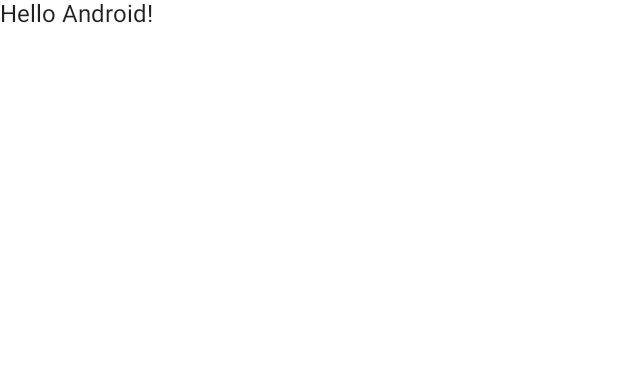
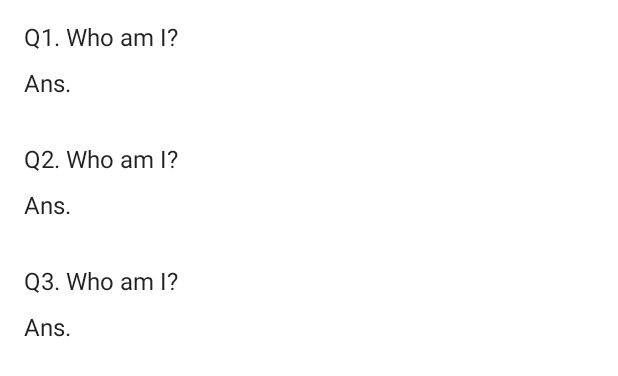
Before and after one commit to kuwabara-hirokazu/CharacterQuoteQuiz, an Android app built with Jetpack Compose: the @Preview function DefaultPreview, on a phone screen of 412 x 824 dp. Shown: the top 376 px of the screen. Run offline under Robolectric (Android 15) with nearby library versions, the phone set to English and light mode, and no system bars.

Commit message:
クイズ一覧画面を仮作成

```diff
--- /dev/null
+++ b/app/src/main/java/com/example/characterquotequiz/data/Quiz.kt
@@ -0,0 +1,6 @@
+package com.example.characterquotequiz.data
+
+data class Quiz(
+    val question: String,
+    val answer: String
+)
--- a/app/src/main/java/com/example/characterquotequiz/MainActivity.kt
+++ b/app/src/main/java/com/example/characterquotequiz/ui/MainActivity.kt
@@ -1,43 +1,40 @@
-package com.example.characterquotequiz
+package com.example.characterquotequiz.ui
 
 import android.os.Bundle
 import androidx.activity.ComponentActivity
 import androidx.activity.compose.setContent
+import androidx.activity.viewModels
 import androidx.compose.foundation.layout.fillMaxSize
 import androidx.compose.material.MaterialTheme
 import androidx.compose.material.Surface
-import androidx.compose.material.Text
 import androidx.compose.runtime.Composable
 import androidx.compose.ui.Modifier
 import androidx.compose.ui.tooling.preview.Preview
 import com.example.characterquotequiz.ui.theme.CharacterQuoteQuizTheme
 
 class MainActivity : ComponentActivity() {
+
+    private val viewModel by viewModels<QuizViewModel>()
+
     override fun onCreate(savedInstanceState: Bundle?) {
         super.onCreate(savedInstanceState)
         setContent {
             CharacterQuoteQuizTheme {
-                // A surface container using the 'background' color from the theme
                 Surface(
                     modifier = Modifier.fillMaxSize(),
                     color = MaterialTheme.colors.background
                 ) {
-                    Greeting("Android")
+                    QuizListScreen(viewModel)
                 }
             }
         }
     }
 }
 
-@Composable
-fun Greeting(name: String) {
-    Text(text = "Hello $name!")
-}
-
 @Preview(showBackground = true)
 @Composable
 fun DefaultPreview() {
     CharacterQuoteQuizTheme {
-        Greeting("Android")
+        QuizListScreen(QuizViewModel())
     }
 }
--- /dev/null
+++ b/app/src/main/java/com/example/characterquotequiz/ui/QuizScreen.kt
@@ -0,0 +1,67 @@
+package com.example.characterquotequiz.ui
+
+import androidx.compose.animation.animateColorAsState
+import androidx.compose.animation.animateContentSize
+import androidx.compose.foundation.clickable
+import androidx.compose.foundation.layout.*
+import androidx.compose.foundation.lazy.LazyColumn
+import androidx.compose.material.MaterialTheme
+import androidx.compose.material.Surface
+import androidx.compose.material.Text
+import androidx.compose.runtime.*
+import androidx.compose.ui.Modifier
+import androidx.compose.ui.tooling.preview.Preview
+import androidx.compose.ui.unit.dp
+import com.example.characterquotequiz.data.Quiz
+import com.example.characterquotequiz.ui.theme.CharacterQuoteQuizTheme
+
+@Composable
+fun QuizListScreen(viewModel: QuizViewModel) {
+    val quizList = viewModel.getQuizList()
+    LazyColumn() {
+        items(quizList.size) { index ->
+            QuizItem(quizList[index], index)
+        }
+    }
+}
+
+@Composable
+fun QuizItem(quiz: Quiz, index: Int) {
+    Column(
+        modifier = Modifier
+            .padding(horizontal = 16.dp)
+            .padding(top = 16.dp)
+    ) {
+        Row {
+            Text(text = "Q${index + 1}.")
+            Spacer(modifier = Modifier.width(4.dp))
+            Text(text = quiz.question)
+        }
+        Spacer(modifier = Modifier.height(12.dp))
+
+        var isExpanded by remember { mutableStateOf(false) }
+        val surfaceColor by animateColorAsState(
+            if (isExpanded) MaterialTheme.colors.primary else MaterialTheme.colors.surface
+        )
+
+        Column(modifier = Modifier.clickable { isExpanded = !isExpanded }) {
+            Text(text = "Ans.", modifier = Modifier.fillMaxWidth())
+            Surface(
+                modifier = Modifier
+                    .animateContentSize()
+                    .padding(vertical = 8.dp)
+                    .fillMaxWidth()
+            ) {
+                if (isExpanded) Text(text = quiz.answer, color = surfaceColor)
+            }
+        }
+    }
+}
+
+@Preview
+@Composable
+fun QuizItemPreview() {
+    CharacterQuoteQuizTheme {
+        QuizItem(Quiz("Who am I?", "Taro"), 0)
+    }
+}
--- /dev/null
+++ b/app/src/main/java/com/example/characterquotequiz/ui/QuizViewModel.kt
@@ -0,0 +1,15 @@
+package com.example.characterquotequiz.ui
+
+import androidx.lifecycle.ViewModel
+import com.example.characterquotequiz.data.Quiz
+
+class QuizViewModel : ViewModel() {
+
+    fun getQuizList(): List<Quiz> {
+        return listOf(
+            Quiz("Who am I?", "Taro"),
+            Quiz("Who am I?", "Jiro"),
+            Quiz("Who am I?", "Saburo"),
+        )
+    }
+}
```
